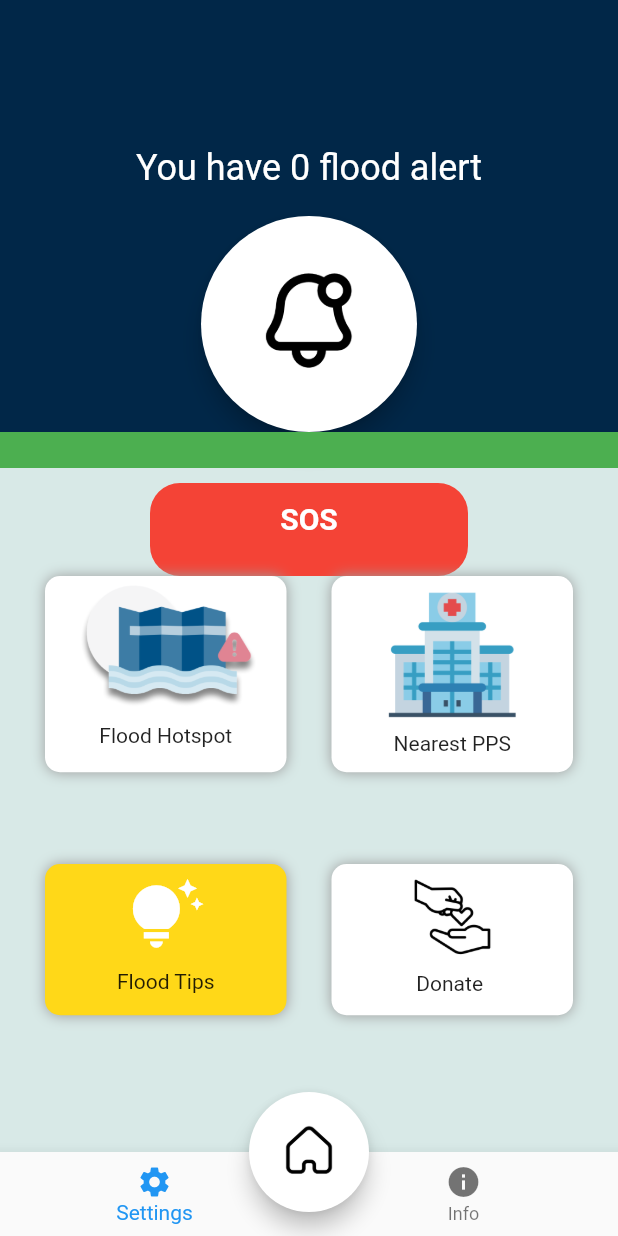
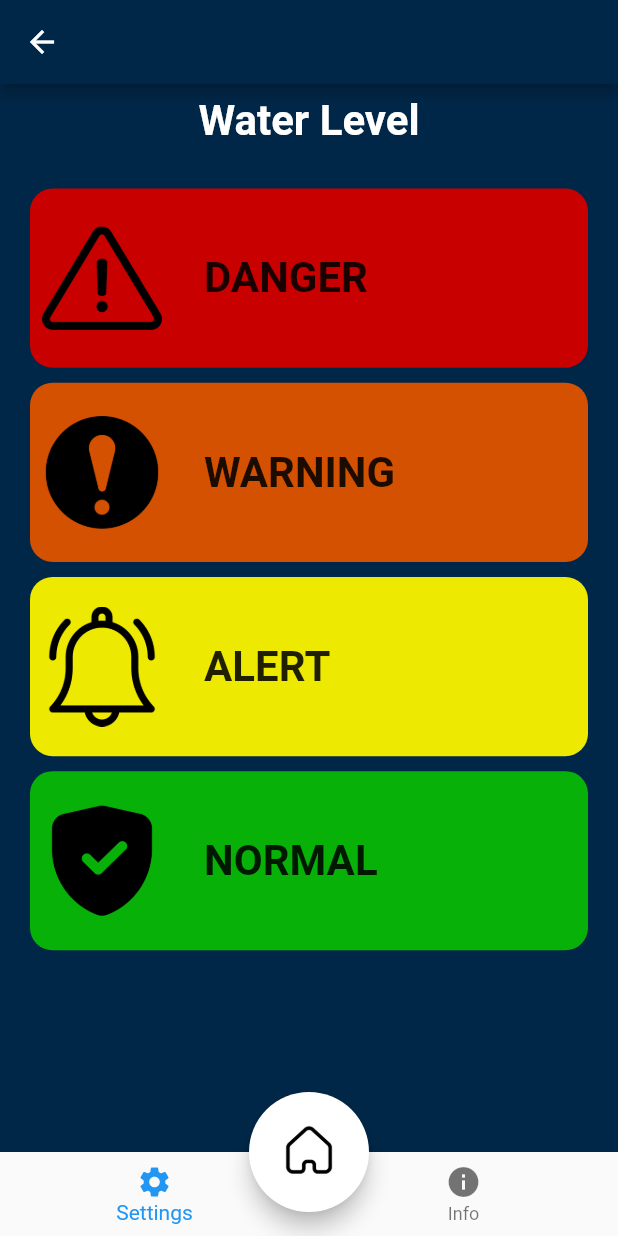
Before and after one commit to FirdausKhamid/Bah_Project_CAT304, a Flutter app: the screen it shows after launch, after a tap on "Flood Hotspot", on a phone screen of 412 x 824 dp. Run offline on Flutter 3.47's test engine with Material 2 defaults, Android fonts, the phone set to English and light mode, and no system bars.

Commit message:
Pabol module
Changes in flood hotspot and so on

```diff
--- a/lib/main.dart
+++ b/lib/main.dart
@@ -1,4 +1,5 @@
 import 'package:flutter/material.dart';
+import 'package:flutterui/screens/general/waterlevel.dart';
 import 'screens/general/floodtips.dart';
 import 'screens/bottom_menu.dart';
 import 'screens/home_button.dart';
@@ -141,7 +142,8 @@ class _MyHomePageState extends State<MyHomePage> {
                   flex: 8,
                   child: GridView(
                     physics: const NeverScrollableScrollPhysics(),
-                  gridDelegate: const SliverGridDelegateWithFixedCrossAxisCount(
+                    gridDelegate:
+                        const SliverGridDelegateWithFixedCrossAxisCount(
                       crossAxisCount: 2,
                       mainAxisSpacing: 10,
                       crossAxisSpacing: 10,
@@ -152,7 +154,12 @@ class _MyHomePageState extends State<MyHomePage> {
                         padding: const EdgeInsets.fromLTRB(30, 0, 10, 30),
                         child: InkWell(
                           onTap: () {
-                          debugPrint('Pressed');
+                            Navigator.push(
+                              context,
+                              MaterialPageRoute(
+                                  builder: (context) => const WaterLevel()),
+                            );
+                            debugPrint('Pressed Flood Hotspot');
                           },
                           child: Container(
                             decoration: BoxDecoration(
@@ -215,7 +222,8 @@ class _MyHomePageState extends State<MyHomePage> {
                   flex: 8,
                   child: GridView(
                     physics: const NeverScrollableScrollPhysics(),
-                  gridDelegate: const SliverGridDelegateWithFixedCrossAxisCount(
+                    gridDelegate:
+                        const SliverGridDelegateWithFixedCrossAxisCount(
                       crossAxisCount: 2,
                       mainAxisSpacing: 10,
                       crossAxisSpacing: 10,
@@ -301,6 +309,6 @@ class _MyHomePageState extends State<MyHomePage> {
         bottomNavigationBar: const MyBottomMenuNavigationBar(),
         floatingActionButtonLocation: FloatingActionButtonLocation.centerDocked,
         floatingActionButton: const MyHomeButton(),
-    );
+        resizeToAvoidBottomInset: false);
   }
 }
--- /dev/null
+++ b/lib/screens/general/waterlevel.dart
@@ -0,0 +1,195 @@
+import 'package:flutter/material.dart';
+import 'package:flutterui/screens/bottom_menu.dart';
+import 'package:flutterui/screens/general/alert.dart';
+import 'package:flutterui/screens/general/danger.dart';
+import 'package:flutterui/screens/general/normal.dart';
+import 'package:flutterui/screens/general/warning.dart';
+import 'package:flutterui/screens/home_button.dart';
+
+class WaterLevel extends StatelessWidget {
+  const WaterLevel({super.key});
+
+  @override
+  Widget build(BuildContext context) {
+    return Scaffold(
+      appBar: AppBar(),
+      backgroundColor: const Color.fromRGBO(1, 39, 72, 1.0),
+
+      body: Center(
+          child: Column(
+        children: [
+          const Expanded(
+            flex: 1,
+            child: Padding(
+              padding: EdgeInsets.all(8.0),
+              child: Text('Water Level',
+                  textScaleFactor: 2,
+                  style: TextStyle(
+                    fontWeight: FontWeight.bold,
+                    color: Colors.white,
+                  )),
+            ),
+          ),
+          Expanded(
+            flex: 2,
+            child: Padding(
+              padding: const EdgeInsets.fromLTRB(20, 5, 20, 5),
+              child: InkWell(
+                onTap: () {
+                  Navigator.push(
+                    context,
+                    MaterialPageRoute(builder: (context) => const Danger()),
+                  );
+                },
+                child: Container(
+                  decoration: BoxDecoration(
+                      color: Color.fromARGB(255, 200, 0, 0),
+                      borderRadius: BorderRadius.circular(15)),
+                  child: Row(
+                    children: [
+                      Padding(
+                        padding: const EdgeInsets.all(8.0),
+                        child: Image.asset(
+                          'assets/danger.png',
+                          width: 80,
+                        ),
+                      ),
+                      const Padding(
+                        padding: EdgeInsets.fromLTRB(20, 8, 8, 8),
+                        child: Text('DANGER',
+                            textScaleFactor: 2,
+                            style: TextStyle(
+                              fontWeight: FontWeight.bold,
+                            )),
+                      )
+                    ],
+                  ),
+                ),
+              ),
+            ),
+          ),
+          Expanded(
+            flex: 2,
+            child: Padding(
+              padding: const EdgeInsets.fromLTRB(20, 5, 20, 5),
+              child: InkWell(
+                onTap: () {
+                  Navigator.push(
+                    context,
+                    MaterialPageRoute(builder: (context) => const Warning()),
+                  );
+                },
+                child: Container(
+                  decoration: BoxDecoration(
+                      color: Color.fromARGB(255, 211, 81, 0),
+                      borderRadius: BorderRadius.circular(15)),
+                  child: Row(
+                    children: [
+                      Padding(
+                        padding: const EdgeInsets.all(8.0),
+                        child: Image.asset(
+                          'assets/warning.png',
+                          width: 80,
+                        ),
+                      ),
+                      const Padding(
+                        padding: EdgeInsets.fromLTRB(20, 8, 8, 8),
+                        child: Text('WARNING',
+                            textScaleFactor: 2,
+                            style: TextStyle(
+                              fontWeight: FontWeight.bold,
+                            )),
+                      )
+                    ],
+                  ),
+                ),
+              ),
+            ),
+          ),
+          Expanded(
+            flex: 2,
+            child: Padding(
+              padding: const EdgeInsets.fromLTRB(20, 5, 20, 5),
+              child: InkWell(
+                onTap: () {
+                  Navigator.push(
+                    context,
+                    MaterialPageRoute(builder: (context) => const Alert()),
+                  );
+                },
+                child: Container(
+                  decoration: BoxDecoration(
+                      color: Color.fromARGB(255, 237, 233, 0),
+                      borderRadius: BorderRadius.circular(15)),
+                  child: Row(
+                    children: [
+                      Padding(
+                        padding: const EdgeInsets.all(8.0),
+                        child: Image.asset(
+                          'assets/alert.png',
+                          width: 80,
+                        ),
+                      ),
+                      const Padding(
+                        padding: EdgeInsets.fromLTRB(20, 8, 8, 8),
+                        child: Text('ALERT',
+                            textScaleFactor: 2,
+                            style: TextStyle(
+                              fontWeight: FontWeight.bold,
+                            )),
+                      )
+                    ],
+                  ),
+                ),
+              ),
+            ),
+          ),
+          Expanded(
+            flex: 2,
+            child: Padding(
+              padding: const EdgeInsets.fromLTRB(20, 5, 20, 5),
+              child: InkWell(
+                onTap: () {
+                  Navigator.push(
+                    context,
+                    MaterialPageRoute(builder: (context) => const Normal()),
+                  );
+                },
+                child: Container(
+                  decoration: BoxDecoration(
+                      color: Color.fromARGB(255, 8, 177, 8),
+                      borderRadius: BorderRadius.circular(15)),
+                  child: Row(
+                    children: [
+                      Padding(
+                        padding: const EdgeInsets.all(8.0),
+                        child: Image.asset(
+                          'assets/save.png',
+                          width: 80,
+                        ),
+                      ),
+                      const Padding(
+                        padding: EdgeInsets.fromLTRB(20, 8, 8, 8),
+                        child: Text('NORMAL',
+                            textScaleFactor: 2,
+                            style: TextStyle(
+                              fontWeight: FontWeight.bold,
+                            )),
+                      )
+                    ],
+                  ),
+                ),
+              ),
+            ),
+          ),
+          Expanded(flex: 2, child: Container()),
+        ],
+      )),
+
+      //Bottom Part
+      bottomNavigationBar: const MyBottomMenuNavigationBar(),
+      floatingActionButtonLocation: FloatingActionButtonLocation.centerDocked,
+      floatingActionButton: const MyHomeButton(),
+    );
+  }
+}
```
Also changed, not shown: lib/screens/general/alert.dart (added, +22 -0 lines), lib/screens/general/danger.dart (added, +22 -0 lines), lib/screens/general/normal.dart (added, +22 -0 lines), lib/screens/general/warning.dart (added, +22 -0 lines), assets/alert.png (added), assets/danger.jpeg (added), assets/danger.png (added), assets/save.png (added), assets/warning.png (added). Lines whose indentation alone changed are shown as unchanged.
